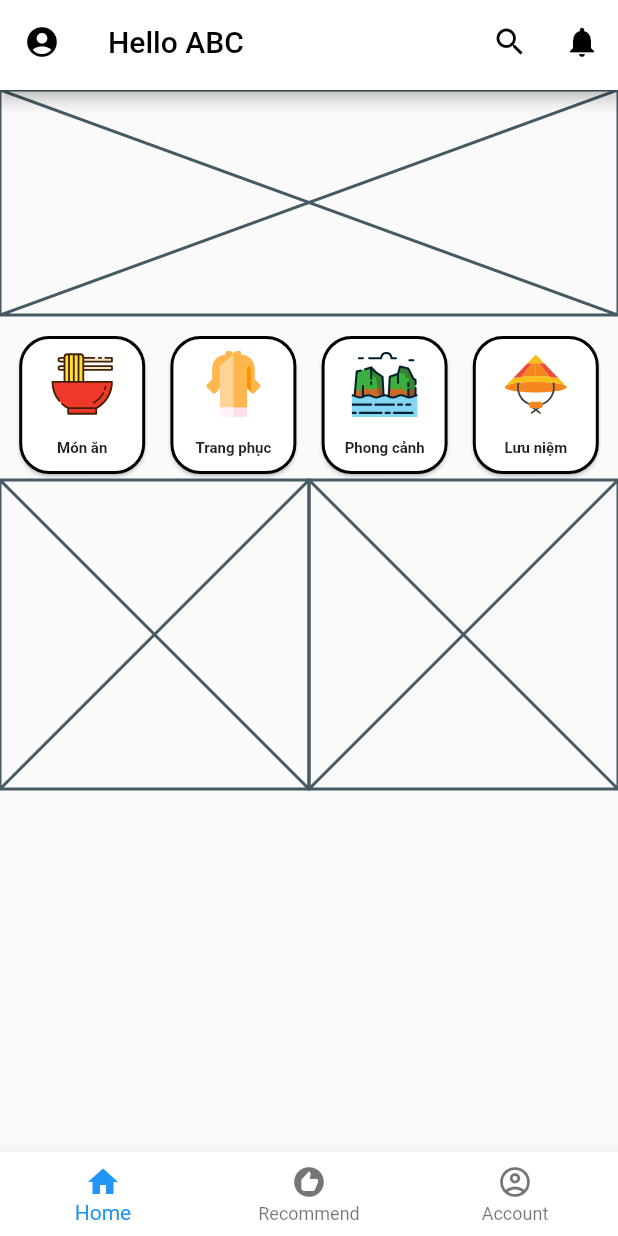
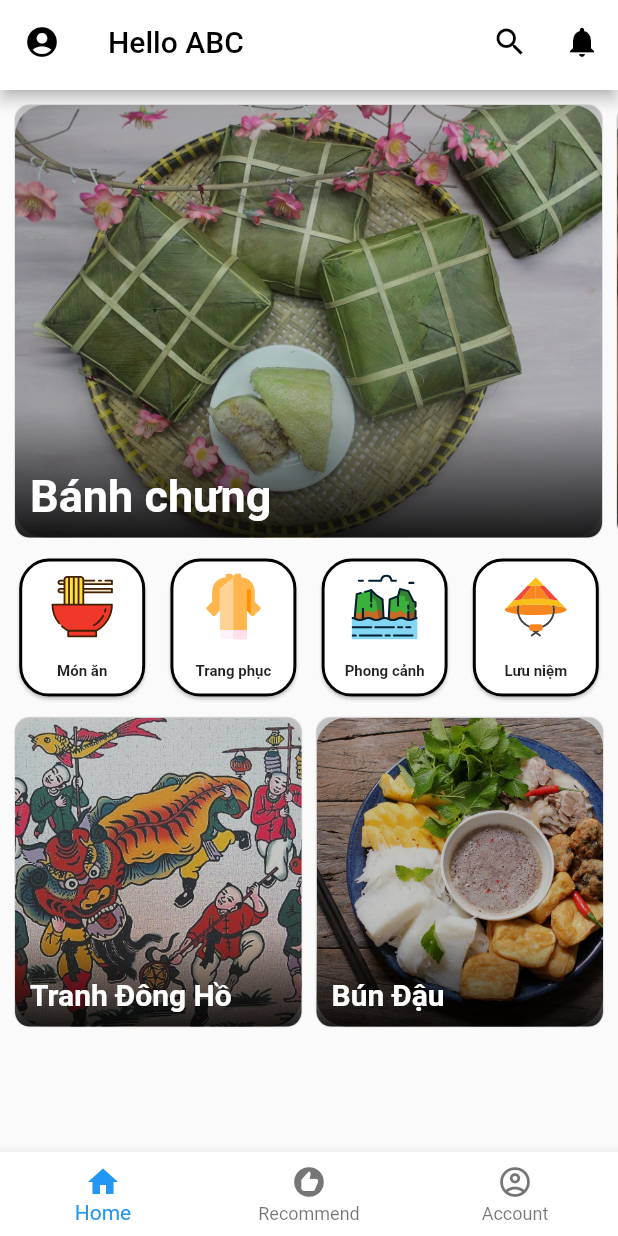
Before and after one commit to TungLam111/flutter_vietnam_app, a Flutter app: the screen it shows after launch, on a phone screen of 412 x 824 dp. Run offline on Flutter 3.47's test engine with Material 2 defaults, Android fonts, the phone set to English and light mode, and no system bars; our stand-ins replace flutter_svg.

Commit message:
Sample homepage and components related

```diff
--- a/lib/pages/home/home_page.dart
+++ b/lib/pages/home/home_page.dart
@@ -1,10 +1,10 @@
 import 'package:flutter/material.dart';
-import 'package:flutter_svg/flutter_svg.dart';
-
+import 'package:flutter_vietnam_app/widgets/long_card.dart';
+import 'package:flutter_vietnam_app/widgets/icon_card.dart';
+import 'package:flutter_vietnam_app/widgets/square_card.dart';
 // 3 bottom bars
 class MyHomePage extends StatefulWidget {
   MyHomePage({Key key}) ;
-
   @override
   _MyHomePageState createState() => _MyHomePageState();
 }
@@ -32,25 +32,43 @@ class _MyHomePageState extends State<MyHomePage> {
           ]
         ),
       ),
-      body:Column(
+      body:SingleChildScrollView(
+        child: Column(
           children: [
             //Placeholder dùng để phác họa
-          Placeholder(fallbackWidth: 20,fallbackHeight: 150,),
+            SingleChildScrollView(
+              scrollDirection: Axis.horizontal,
+              child:Row(
+                children: [
+                  SizedBox(width:10),
+                  CardSlide(assetImg: 'assets/images/banh_chung.jpg',textLabel: 'Bánh chưng'),
+                  SizedBox(width:10),
+                  CardSlide(assetImg: 'assets/images/ao_dai.jpg',textLabel: 'Áo dài'),
+                  SizedBox(width:10),
+                  CardSlide(assetImg: 'assets/images/cha_gio.jpg',textLabel: 'Chả giò'),
+                  SizedBox(width:10),
+                ],
+              )
+            ),
             SizedBox(height: 10,),
             Row(
               mainAxisAlignment: MainAxisAlignment.spaceEvenly,
               children: [
-              IconCustom(svgAssetPath: 'assets/icons/noodles.svg',textLabel: 'Món ăn'),
-              IconCustom(svgAssetPath: 'assets/icons/tunic.svg',textLabel: 'Trang phục'),
-              IconCustom(svgAssetPath: 'assets/icons/halong-bay-vietnam.svg',textLabel: 'Phong cảnh'),
-              IconCustom(svgAssetPath: 'assets/icons/asian-hat.svg',textLabel: 'Lưu niệm'),
+                IconCard(svgAssetPath: 'assets/icons/noodles.svg',textLabel: 'Món ăn'),
+                IconCard(svgAssetPath: 'assets/icons/tunic.svg',textLabel: 'Trang phục'),
+                IconCard(svgAssetPath: 'assets/icons/halong-bay-vietnam.svg',textLabel: 'Phong cảnh'),
+                IconCard(svgAssetPath: 'assets/icons/asian-hat.svg',textLabel: 'Lưu niệm'),
               ],),
             Row(
               children: [
-              Placeholder(fallbackWidth: MediaQuery.of(context).size.width/2,fallbackHeight: MediaQuery.of(context).size.width/2,),
-              Placeholder(fallbackWidth: MediaQuery.of(context).size.width/2,fallbackHeight: MediaQuery.of(context).size.width/2,)
+                SizedBox(width: 10,),
+                Expanded(child: CardSquare(assetImg:'assets/images/tranh_dong_ho.jpg' ,textLabel: 'Tranh Đông Hồ',)),
+                SizedBox(width: 10,),
+                Expanded(child: CardSquare(assetImg:'assets/images/bun_dau.jpg' ,textLabel: 'Bún Đậu',)),
+                SizedBox(width: 10,),
               ],)
             ],
+        ),
       ),
       bottomNavigationBar: BottomNavigationBar(
         backgroundColor: Colors.white,
@@ -74,43 +92,3 @@ class _MyHomePageState extends State<MyHomePage> {
     );
   }
 }
-class CardSlide extends StatelessWidget{
-  @override
-  Widget build(BuildContext context){
-    return Container(
-
-    );
-  }
-}
-class IconCustom extends StatelessWidget {
-  final String svgAssetPath;
-  final String textLabel;
-  IconCustom({Key key,this.svgAssetPath,this.textLabel});
-  @override
-  Widget build(BuildContext context) {
-    return Container(
-      height:100,
-      child: Card(
-        shape:RoundedRectangleBorder(
-          side: new BorderSide(color: Colors.black, width: 2.0),
-          borderRadius: BorderRadius.circular(20),
-        ),
-        child: Column(children: [
-          Container(
-            padding: EdgeInsets.fromLTRB(20,10,20,15),
-            child: SvgPicture.asset(
-              svgAssetPath,
-              height:44,
-              width:44,
-              semanticsLabel:'Food Logo',
-            ),
-          ),
-          Padding(
-            padding: const EdgeInsets.only(bottom: 5),
-            child: Text(textLabel,style:TextStyle(fontSize: 10,fontWeight:FontWeight.bold)),
-          )
-        ],)
-      ),
-    );
-  }
-}
--- /dev/null
+++ b/lib/widgets/icon_card.dart
@@ -0,0 +1,35 @@
+import 'package:flutter/material.dart';
+import 'package:flutter_svg/flutter_svg.dart';
+class IconCard extends StatelessWidget {
+  final String svgAssetPath;
+  final String textLabel;
+  IconCard({Key key,this.svgAssetPath,this.textLabel});
+  @override
+  Widget build(BuildContext context) {
+    return Container(
+      height:100,
+      child: Card(
+        shadowColor: Colors.black,
+        shape:RoundedRectangleBorder(
+          side: new BorderSide(color: Colors.black, width: 2.0),
+          borderRadius: BorderRadius.circular(20),
+        ),
+        child: Column(children: [
+          Container(
+            padding: EdgeInsets.fromLTRB(20,10,20,15),
+            child: SvgPicture.asset(
+              svgAssetPath,
+              height:44,
+              width:44,
+              semanticsLabel:'Food Logo',
+            ),
+          ),
+          Padding(
+            padding: const EdgeInsets.only(bottom: 5),
+            child: Text(textLabel,style:TextStyle(fontSize: 10,fontWeight:FontWeight.bold)),
+          )
+        ],)
+      ),
+    );
+  }
+}
--- /dev/null
+++ b/lib/widgets/long_card.dart
@@ -0,0 +1,56 @@
+import 'package:flutter/material.dart';
+class CardSlide extends StatelessWidget{
+  final String assetImg;
+  final String textLabel;
+  CardSlide({Key key,this.assetImg,this.textLabel});
+  @override
+  Widget build(BuildContext context){
+    return Container(
+      margin: EdgeInsets.only(top:10),
+      width: MediaQuery.of(context).size.width*0.95,
+      height:MediaQuery.of(context).size.height *0.35,
+      decoration: BoxDecoration(
+        borderRadius: BorderRadius.circular(20),
+        image:DecorationImage(
+          image:AssetImage(assetImg),
+          fit:BoxFit.cover,
+        )
+      ),
+      child: Container(
+        decoration: BoxDecoration(
+          borderRadius: BorderRadius.circular(10),
+          boxShadow:[
+            BoxShadow(color:Colors.black12, spreadRadius:0.5),
+          ],
+          gradient: LinearGradient(
+            colors: [Colors.black12, Colors.black87],
+            begin: Alignment.center,
+            stops: [0.4, 1],
+            end: Alignment.bottomCenter,
+          ),
+        ),
+        child: Stack(
+          children:[
+            Positioned(
+              right:10,
+              left:10,
+              bottom:10,
+              child: Row(
+                crossAxisAlignment: CrossAxisAlignment.end,
+                mainAxisAlignment: MainAxisAlignment.spaceBetween,
+                children:[
+                  Text(textLabel,
+                  style:TextStyle(
+                    color: Colors.white,
+                    fontWeight: FontWeight.bold,
+                    fontSize:30,
+                  ))
+                ]
+              ),
+            )
+          ],
+        )
+      )
+    );
+  }
+}
--- /dev/null
+++ b/lib/widgets/square_card.dart
@@ -0,0 +1,56 @@
+import 'package:flutter/material.dart';
+class CardSquare extends StatelessWidget{
+  final String assetImg;
+  final String textLabel;
+  CardSquare({Key key,this.assetImg,this.textLabel});
+  @override
+  Widget build(BuildContext context){
+    return Container(
+      margin: EdgeInsets.only(top:10),
+      width: MediaQuery.of(context).size.width/2,
+      height:MediaQuery.of(context).size.width/2,
+      decoration: BoxDecoration(
+        borderRadius: BorderRadius.circular(20),
+        image:DecorationImage(
+          image:AssetImage(assetImg),
+          fit:BoxFit.cover,
+        )
+      ),
+      child: Container(
+        decoration: BoxDecoration(
+          borderRadius: BorderRadius.circular(10),
+          boxShadow:[
+            BoxShadow(color:Colors.black12, spreadRadius:0.5),
+          ],
+          gradient: LinearGradient(
+            colors: [Colors.black12, Colors.black87],
+            begin: Alignment.center,
+            stops: [0.4, 1],
+            end: Alignment.bottomCenter,
+          ),
+        ),
+        child: Stack(
+          children:[
+            Positioned(
+              right:10,
+              left:10,
+              bottom:10,
+              child: Row(
+                crossAxisAlignment: CrossAxisAlignment.end,
+                mainAxisAlignment: MainAxisAlignment.spaceBetween,
+                children:[
+                  Text(textLabel,
+                  style:TextStyle(
+                    color: Colors.white,
+                    fontWeight: FontWeight.bold,
+                    fontSize:20,
+                  ))
+                ]
+              ),
+            )
+          ],
+        )
+      )
+    );
+  }
+}
```
Also changed, not shown: pubspec.yaml (+7 -0 lines), assets/images/ao_dai.jpg, assets/images/cha_gio.jpg. Lines whose indentation alone changed are shown as unchanged.
